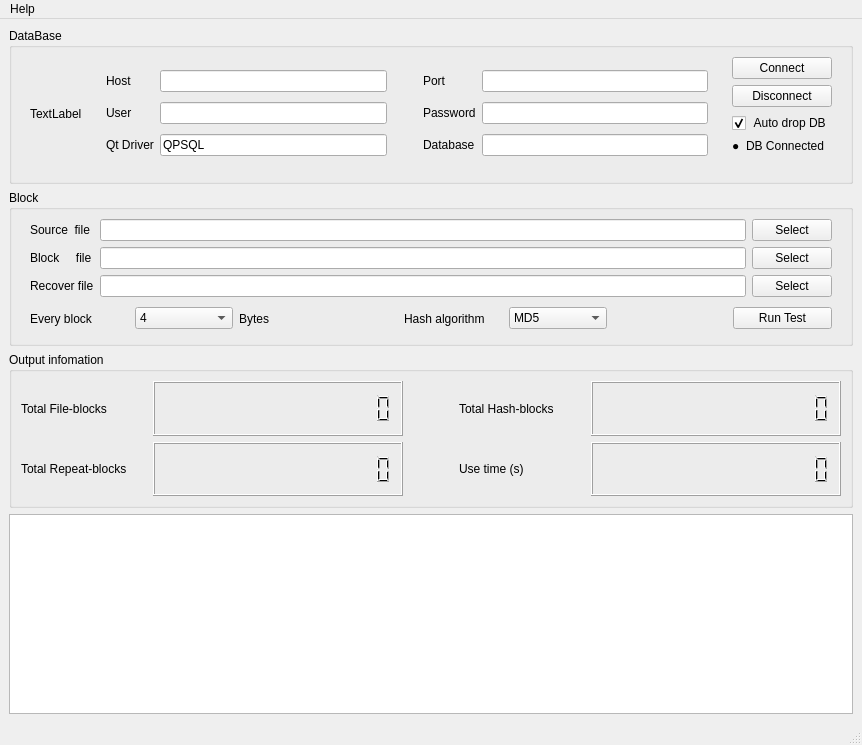
The window that mainwindow.ui (NekoSilverFox/BlockStorageTester) describes before a commit, drawn with Qt 5.
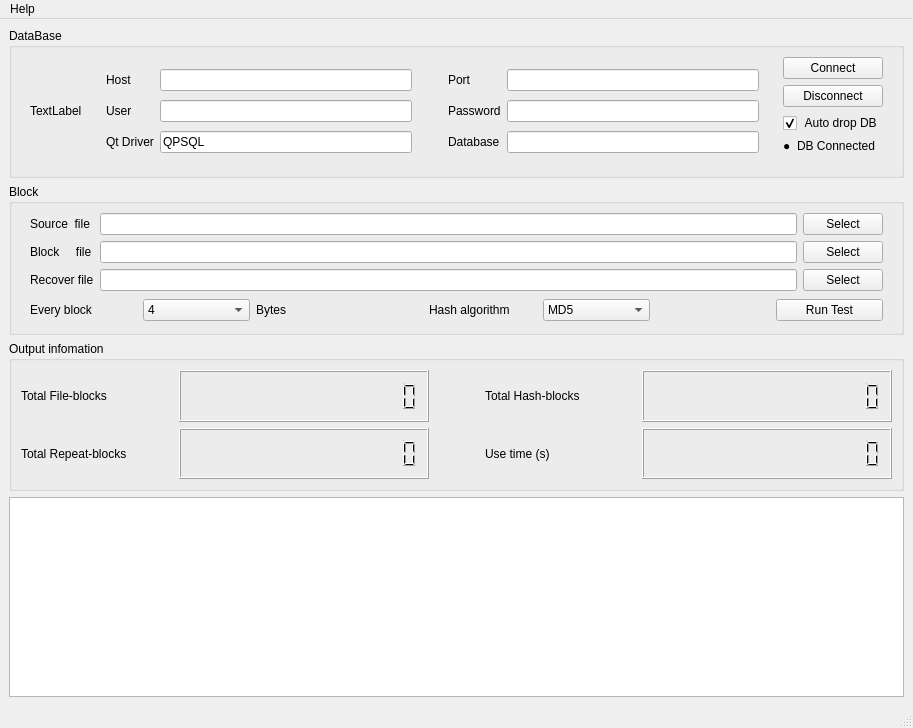
The same window after the commit.

```diff
--- a/mainwindow.ui
+++ b/mainwindow.ui
@@ -6,8 +6,8 @@
    <rect>
     <x>0</x>
     <y>0</y>
-    <width>862</width>
-    <height>745</height>
+    <width>913</width>
+    <height>728</height>
    </rect>
   </property>
   <property name="windowTitle">
@@ -591,7 +591,7 @@
     <rect>
      <x>0</x>
      <y>0</y>
-     <width>862</width>
+     <width>913</width>
      <height>24</height>
     </rect>
    </property>
```
